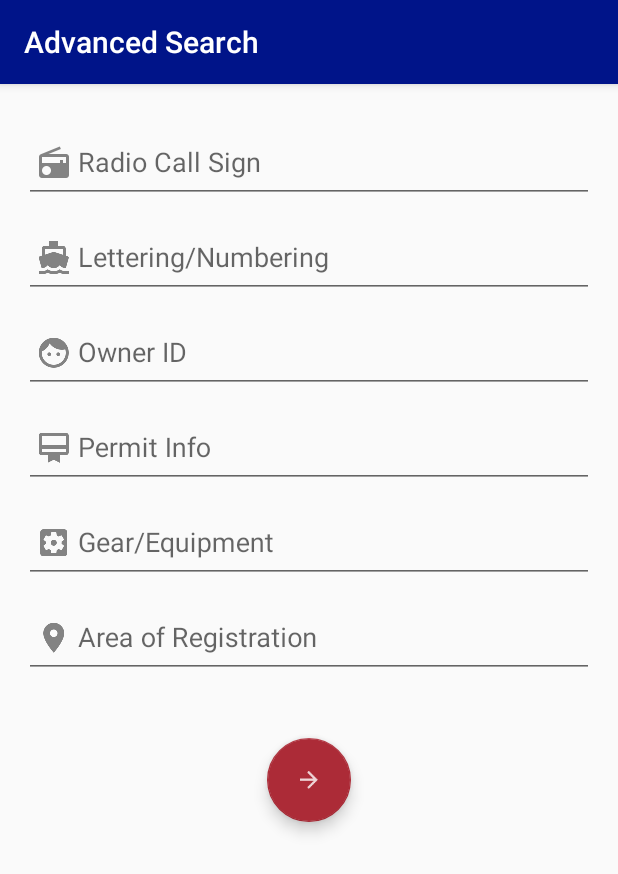
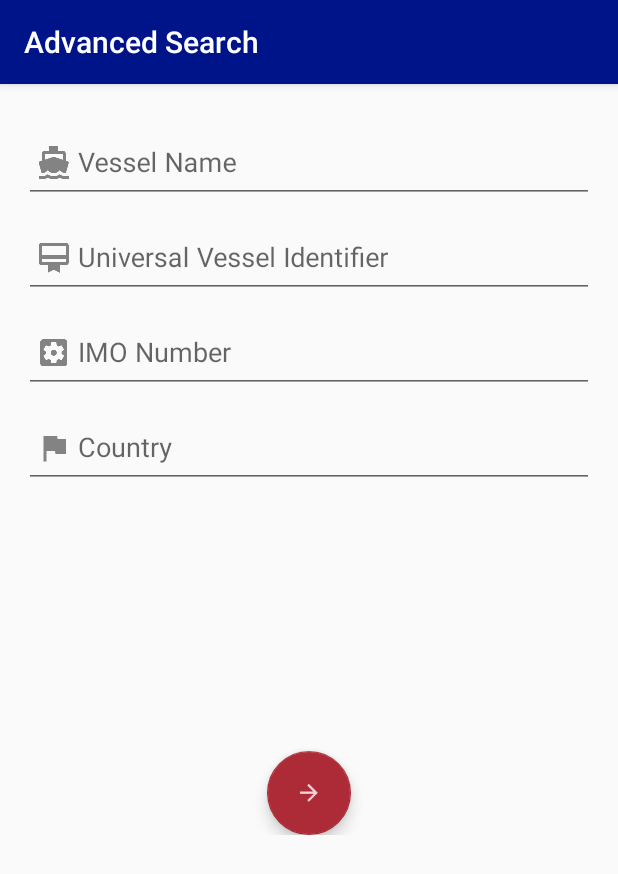
Before and after one commit to DarrienG/GoatFish-Android, an Android app: the screen it shows after launch (AdvancedSearchActivity), after a tap on "ADVANCED SEARCH", on a phone screen of 412 x 824 dp. Shown: the top 874 px of the screen. Run offline under Robolectric (Android 15) with nearby library versions, the phone set to English and light mode, and no system bars; 1 other tap on this screen came first.

Commit message:
Change search view

```diff
--- a/app/build.gradle
+++ b/app/build.gradle
@@ -25,5 +25,6 @@ dependencies {
     compile 'com.android.support:appcompat-v7:23.3.0'
     compile 'com.android.support:cardview-v7:23.3.0'
     compile 'com.android.support:design:23.3.0'
-    compile 'com.klinkerapps:badged_imageview:1.0.0@aar'
+    compile 'com.redbooth:WelcomeCoordinator:1.0.1'
+    compile 'com.klinkerapps:badged_imageview:1.0.4'
 }
--- a/app/src/main/AndroidManifest.xml
+++ b/app/src/main/AndroidManifest.xml
@@ -16,11 +16,6 @@
             </intent-filter>
         </activity>
         <activity android:name=".AdvancedSearchActivity" />
-        <activity android:name=".ResultsActivity">
-            <intent-filter>
-                <action android:name="android.intent.action.SEARCH" />
-            </intent-filter>
-        </activity>
     </application>
 
 </manifest>
--- a/app/src/main/java/com/darrienglasser/goatfish/AdvancedSearchActivity.java
+++ b/app/src/main/java/com/darrienglasser/goatfish/AdvancedSearchActivity.java
@@ -11,19 +11,9 @@ import android.widget.EditText;
 public class AdvancedSearchActivity extends AppCompatActivity {
 
     /**
-     * Radio.
-     */
-    private EditText mRadioView;
-
-    /**
      * Boat lettering.
      */
     private EditText mLetteringView;
-
-    /**
-     * Owner's ID.
-     */
-    private EditText mOwnerIdView;
 
     /**
      * Permit.
@@ -35,11 +25,6 @@ public class AdvancedSearchActivity extends AppCompatActivity {
      */
     private EditText mGearView;
 
-    /**
-     * Location boat is registered.
-     */
-    private EditText mLocationView;
-
     @Override
     protected void onCreate(Bundle savedInstanceState) {
         super.onCreate(savedInstanceState);
@@ -47,12 +32,9 @@ public class AdvancedSearchActivity extends AppCompatActivity {
         getWindow().setSoftInputMode(WindowManager.LayoutParams.SOFT_INPUT_STATE_HIDDEN);
         setTitle(getString(R.string.advanced_search));
 
-        mRadioView = (EditText) findViewById(R.id.radio_call_sign_view);
         mLetteringView = (EditText) findViewById(R.id.lettering_view);
-        mOwnerIdView = (EditText) findViewById(R.id.owner_id_view);
         mPermitView = (EditText) findViewById(R.id.permit_view);
         mGearView = (EditText) findViewById(R.id.gear_view);
-        mLocationView = (EditText) findViewById(R.id.area_view);
 
         View v = findViewById(R.id.forward_button);
         if (v != null)
@@ -71,12 +53,9 @@ public class AdvancedSearchActivity extends AppCompatActivity {
      */
     private void getAndPushData() {
         SearchDataContainer container = new SearchDataContainer(
-                mRadioView.getText().toString(),
                 mLetteringView.getText().toString(),
-                mOwnerIdView.getText().toString(),
                 mPermitView.getText().toString(),
-                mGearView.getText().toString(),
-                mLocationView.getText().toString()
+                mGearView.getText().toString()
         );
 
         Intent intent = new Intent(AdvancedSearchActivity.this, ResultsActivity.class);
--- /dev/null
+++ b/app/src/main/java/com/darrienglasser/goatfish/Permit.java
@@ -0,0 +1,5 @@
+package com.darrienglasser.goatfish;
+
+public class Permit {
+
+}
--- a/app/src/main/java/com/darrienglasser/goatfish/SearchActivity.java
+++ b/app/src/main/java/com/darrienglasser/goatfish/SearchActivity.java
@@ -17,7 +17,6 @@ public class SearchActivity extends AppCompatActivity {
      * Main search bar.
      */
     SearchView mSearchBar;
-
     /**
      * Button used to bring user to advanced search screen.
      */
@@ -31,7 +30,7 @@ public class SearchActivity extends AppCompatActivity {
         mSearchBar = (SearchView) findViewById(R.id.search_view);
         mSearchBar.setQueryHint(getString(R.string.search_field));
         mAdvancedSearchButton = findViewById(R.id.advanced_search_button);
-
+        setTitle(getString(R.string.title_bar_name));
         mSearchContainer.setOnClickListener(new View.OnClickListener() {
             @Override
             public void onClick(View v) {
@@ -44,6 +43,7 @@ public class SearchActivity extends AppCompatActivity {
             public boolean onQueryTextSubmit(String query) {
                 Intent intent = new Intent(SearchActivity.this, ResultsActivity.class);
                 startActivity(intent);
+                finish();
                 return false;
             }
 
@@ -60,8 +60,5 @@ public class SearchActivity extends AppCompatActivity {
                 startActivity(intent);
             }
         });
-
     }
-
-
 }
--- a/app/src/main/res/layout/activity_advanced_search.xml
+++ b/app/src/main/res/layout/activity_advanced_search.xml
@@ -25,44 +25,12 @@
                 android:layout_height="wrap_content">
 
                 <android.support.design.widget.TextInputEditText
-                    android:id="@+id/radio_call_sign_view"
-                    android:layout_width="match_parent"
-                    android:layout_height="wrap_content"
-                    android:hint="@string/radio_text"
-                    android:drawableStart="@drawable/ic_radio_icon"
-                    android:drawableLeft="@drawable/ic_radio_icon"
-                    android:maxLines="1"
-                    android:singleLine="true" />
-
-            </android.support.design.widget.TextInputLayout>
-
-            <android.support.design.widget.TextInputLayout
-                android:layout_width="match_parent"
-                android:layout_height="wrap_content">
-
-                <android.support.design.widget.TextInputEditText
                     android:id="@+id/lettering_view"
                     android:layout_width="match_parent"
                     android:layout_height="wrap_content"
                     android:hint="@string/lettering_text"
                     android:drawableStart="@drawable/ic_boat_lettering_icon"
                     android:drawableLeft="@drawable/ic_boat_lettering_icon"
-                    android:maxLines="1"
-                    android:singleLine="true" />
-
-            </android.support.design.widget.TextInputLayout>
-
-            <android.support.design.widget.TextInputLayout
-                android:layout_width="match_parent"
-                android:layout_height="wrap_content">
-
-                <android.support.design.widget.TextInputEditText
-                    android:id="@+id/owner_id_view"
-                    android:layout_width="match_parent"
-                    android:layout_height="wrap_content"
-                    android:hint="@string/owner_text"
-                    android:drawableStart="@drawable/ic_owner_profile_icon"
-                    android:drawableLeft="@drawable/ic_owner_profile_icon"
                     android:maxLines="1"
                     android:singleLine="true" />
 
@@ -104,22 +72,23 @@
                 android:layout_height="wrap_content">
 
                 <android.support.design.widget.TextInputEditText
-                    android:id="@+id/area_view"
+                    android:id="@+id/flagView"
                     android:layout_width="match_parent"
                     android:layout_height="wrap_content"
-                    android:hint="@string/area_text"
-                    android:drawableStart="@drawable/ic_area_icon"
-                    android:drawableLeft="@drawable/ic_area_icon"
+                    android:hint="@string/country_text"
+                    android:drawableStart="@drawable/ic_flag_icon"
+                    android:drawableLeft="@drawable/ic_flag_icon"
                     android:maxLines="1"
                     android:singleLine="true" />
             </android.support.design.widget.TextInputLayout>
+
 
             <android.support.design.widget.FloatingActionButton
                 android:id="@+id/forward_button"
                 android:layout_width="wrap_content"
                 android:layout_height="wrap_content"
                 android:layout_gravity="center_horizontal"
-                android:layout_margin="40dp"
+                android:layout_marginTop="175dp"
                 android:clickable="true"
                 android:src="@drawable/ic_forward_icon" />
 
--- a/app/src/main/res/layout/activity_search.xml
+++ b/app/src/main/res/layout/activity_search.xml
@@ -10,7 +10,6 @@
     tools:context="com.darrienglasser.goatfish.SearchActivity"
     android:orientation="vertical">
 
-
     <android.support.v7.widget.CardView
         android:id="@+id/parent_search_container"
         android:layout_width="match_parent"
@@ -20,8 +19,7 @@
         <android.support.v7.widget.SearchView
             android:id="@+id/search_view"
             android:layout_width="match_parent"
-            android:layout_height="match_parent"
-            android:queryHint="Hello world" />
+            android:layout_height="match_parent"/>
     </android.support.v7.widget.CardView>
 
 
@@ -41,5 +39,4 @@
         android:text="@string/helper_text"
         android:textColor="@color/colorAccent"/>
 
-
 </LinearLayout>
--- a/app/src/main/res/values/strings.xml
+++ b/app/src/main/res/values/strings.xml
@@ -1,18 +1,17 @@
 <resources>
     <!-- Main search activity strings -->
-    <string name="app_name">GoatFish</string>
-    <string name="search_field">Permit info, area, etc.</string>
+    <string name="app_name">SUSHEE</string>
+    <string name="search_field">Quick search with name</string>
     <string name="helper_text">Advanced Search</string>
     <string name="specifier_text">General search not specific enough?</string>
+    <string name="title_bar_name">SUSHEE</string>
 
     <!-- Advanced search strings -->
     <string name="advanced_search">Advanced Search</string>
-    <string name="radio_text">Radio Call Sign</string>
-    <string name="lettering_text">Lettering/Numbering</string>
-    <string name="owner_text">Owner ID</string>
-    <string name="permit_text">Permit Info</string>
-    <string name="gear_text">Gear/Equipment</string>
-    <string name="area_text">Area of Registration</string>
+    <string name="lettering_text">Vessel Name</string>
+    <string name="permit_text">Universal Vessel Identifier</string>
+    <string name="gear_text">IMO Number</string>
+    <string name="country_text">Country</string>
 
     <!-- Data intent retrieval strings. -->
     <string name="search_data">search_data</string>
```
Also changed, not shown: app/src/main/java/com/darrienglasser/goatfish/Owner.java (added, +29 -0 lines), app/src/main/java/com/darrienglasser/goatfish/SearchDataContainer.java (+16 -49 lines), app/src/main/java/com/darrienglasser/goatfish/Vessel.java (added, +73 -0 lines), app/src/main/res/drawable-hdpi/ic_flag_icon.png (added), app/src/main/res/drawable-mdpi/ic_flag_icon.png (added), app/src/main/res/drawable-xhdpi/ic_flag_icon.png (added), app/src/main/res/drawable-xxhdpi/ic_flag_icon.png (added).
